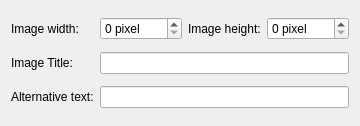
This is src/editimagebase.ui in mtux/bilbo as Qt 5 draws it before an edit. The edited form follows.
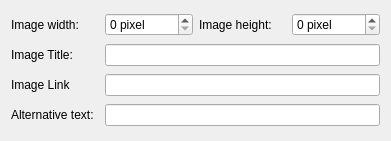
This is the edited form. Custom widgets are drawn as their Qt base class.

Commit message: Add a field to image properties ui, to set a link for image.

```diff
--- a/src/editimagebase.ui
+++ b/src/editimagebase.ui
@@ -5,8 +5,8 @@
    <rect>
     <x>0</x>
     <y>0</y>
-    <width>344</width>
-    <height>126</height>
+    <width>391</width>
+    <height>141</height>
    </rect>
   </property>
   <property name="windowTitle" >
@@ -57,9 +57,9 @@
     </widget>
    </item>
    <item row="2" column="0" >
-    <widget class="QLabel" name="labelAltText" >
+    <widget class="QLabel" name="labelLink" >
      <property name="text" >
-      <string comment="the alternative text which is displayed to the user, if the image can not be loaded." >Alternative text:</string>
+      <string>Image Link</string>
      </property>
     </widget>
    </item>
@@ -78,12 +78,22 @@
     </widget>
    </item>
    <item row="2" column="1" colspan="3" >
-    <widget class="KLineEdit" name="txtAltText" >
+    <widget class="KLineEdit" name="txtLink" >
      <property name="showClearButton" stdset="0" >
       <bool>true</bool>
      </property>
     </widget>
    </item>
+   <item row="3" column="0" >
+    <widget class="QLabel" name="labelAltText" >
+     <property name="text" >
+      <string comment="the alternative text which is displayed to the user, if the image can not be loaded." >Alternative text:</string>
+     </property>
+    </widget>
+   </item>
+   <item row="3" column="1" colspan="3" >
+    <widget class="KLineEdit" name="txtAltText" />
+   </item>
   </layout>
  </widget>
  <customwidgets>
```
The commit also changes 6 other files.
